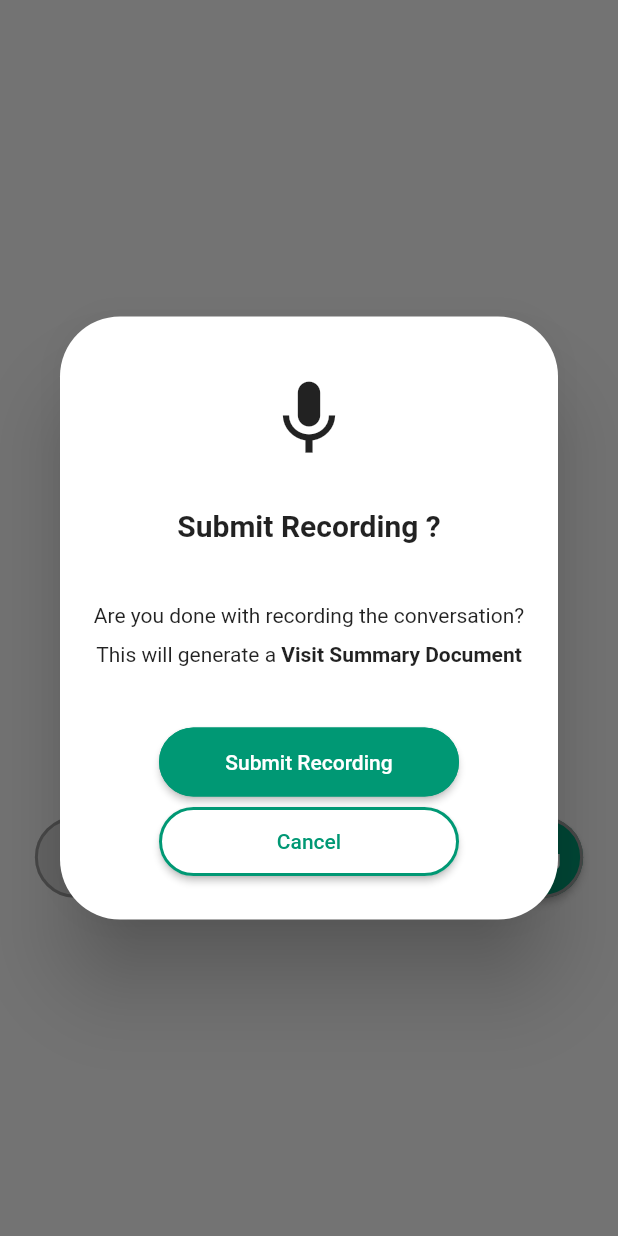
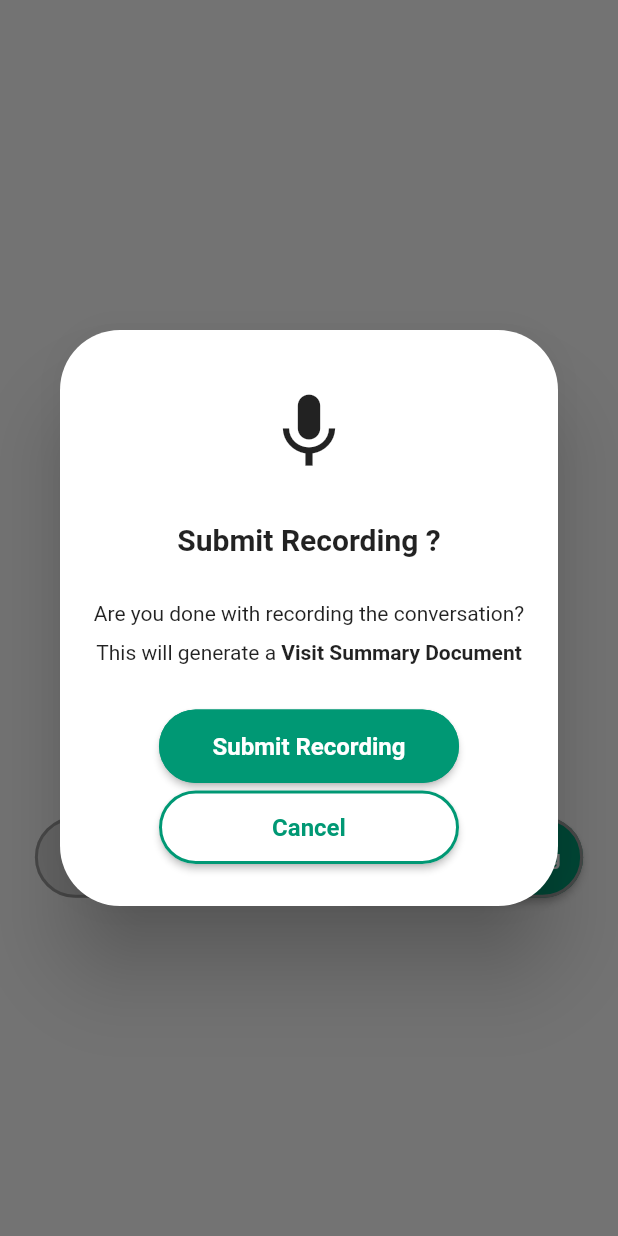
Before and after one commit to rohansolse/recorder_poc, a Flutter app: the screen it shows after launch, after a tap on "Submit Recording", on a phone screen of 412 x 824 dp. Run offline on Flutter 3.47's test engine with Material 2 defaults, Android fonts, the phone set to English and light mode, and no system bars; our stand-ins replace audioplayers; missing offline and left inert: record; statements that could not run were skipped.

Commit message:
button style done

```diff
--- a/lib/audio_recorder.dart
+++ b/lib/audio_recorder.dart
@@ -161,7 +161,7 @@ class _AudioRecorderState extends State<AudioRecorder> {
                                           ),
                                         ),
                                       ),
-                                      const SizedBox(height: 40),
+                                      const SizedBox(height: 30),
                                       const Center(
                                         child: Text(RecorderConstants.areYouDone),
                                       ),
@@ -179,9 +179,8 @@ class _AudioRecorderState extends State<AudioRecorder> {
                                             ],
                                           ),
                                         ),
-                                        // 'This will generate a Visit Summary Document'
                                       ),
-                                      const SizedBox(height: 40),
+                                      const SizedBox(height: 30),
                                       Column(
                                         children: [
                                           SizedBox(
@@ -196,7 +195,14 @@ class _AudioRecorderState extends State<AudioRecorder> {
                                                   side: const BorderSide(color: RecorderConstants.primaryColor, width: 2),
                                                 ),
                                               ),
-                                              child: const Text(RecorderConstants.submitRecoring),
+                                              child: const Text(
+                                                RecorderConstants.submitRecoring,
+                                                style: TextStyle(
+                                                  fontSize: 16,
+                                                  fontWeight: FontWeight.w700,
+                                                  fontFamily: RecorderConstants.fontFamilyRoboto,
+                                                ),
+                                              ),
                                             ),
                                           ),
                                           const SizedBox(height: 5),
@@ -214,7 +220,12 @@ class _AudioRecorderState extends State<AudioRecorder> {
                                               ),
                                               child: const Text(
                                                 RecorderConstants.cancel,
-                                                style: TextStyle(color: RecorderConstants.primaryColor),
+                                                style: TextStyle(
+                                                  fontSize: 16,
+                                                  color: RecorderConstants.primaryColor,
+                                                  fontWeight: FontWeight.w700,
+                                                  fontFamily: RecorderConstants.fontFamilyRoboto,
+                                                ),
                                               ),
                                             ),
                                           ),
```
